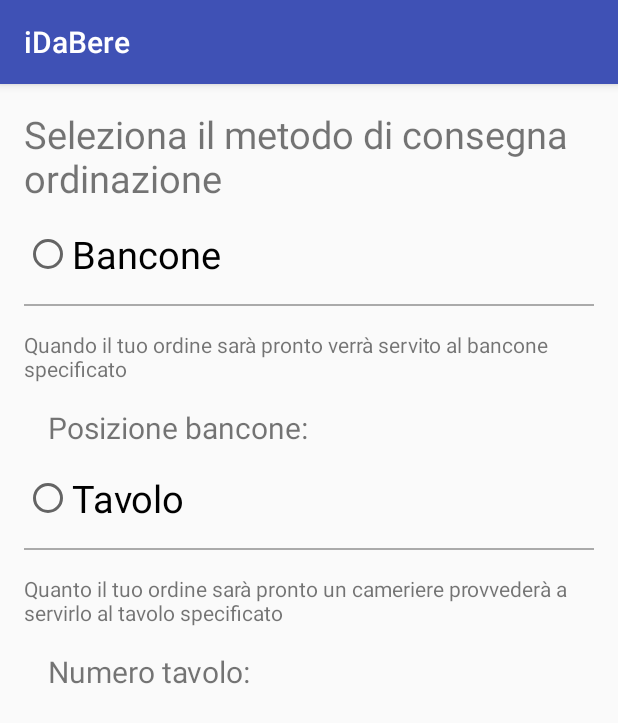
After one commit to Ale-Amici/Android2k17, an Android app: the DeliveryPlaceActivity screen opened directly, with no data from a screen before it, on a phone screen of 412 x 824 dp. The commit adds this screen. Shown: the top 723 px of the screen. Run offline under Robolectric (Android 15) with nearby library versions, the phone set to English and light mode, and no system bars.

Commit message:
finish view implementation

```diff
--- a/iDaBere/app/src/main/AndroidManifest.xml
+++ b/iDaBere/app/src/main/AndroidManifest.xml
@@ -30,7 +30,7 @@
             <meta-data android:name="android.support.PARENT_ACTIVITY" />
             <!-- TODO aggiungere quando integrato la parent activity android:value="com.example.myfirstapp.MainActivity" -->
         </activity>
-        <activity android:name=".MenuActivity"></activity>
+        <activity android:name=".MenuActivity" />
         <activity
             android:name=".QrCodeScannerActivity"
             android:label="@string/title_qr_code_scanner_login">
@@ -40,7 +40,13 @@
             <meta-data android:name="android.support.PARENT_ACTIVITY" />
             <!-- TODO Aggiungere android:value="com.example.myfirstapp.MainActivity" -->
         </activity>
-        <activity android:name=".GpsLoadingActivity"></activity>
+        <activity android:name=".GpsLoadingActivity" />
+        <activity android:name=".DeliveryPlaceActivity">
+            <intent-filter>
+                <action android:name="android.intent.action.MAIN"></action>
+                <action android:name="android.intent.action.LAUNCHER"></action>
+            </intent-filter>
+        </activity>
     </application>
 
 </manifest>
--- /dev/null
+++ b/iDaBere/app/src/main/java/it/unitn/disi/lpsmt/idabere/DeliveryPlaceActivity.java
@@ -0,0 +1,13 @@
+package it.unitn.disi.lpsmt.idabere;
+
+import android.support.v7.app.AppCompatActivity;
+import android.os.Bundle;
+
+public class DeliveryPlaceActivity extends AppCompatActivity {
+
+    @Override
+    protected void onCreate(Bundle savedInstanceState) {
+        super.onCreate(savedInstanceState);
+        setContentView(R.layout.activity_delivery_place);
+    }
+}
--- /dev/null
+++ b/iDaBere/app/src/main/res/layout/activity_delivery_place.xml
@@ -0,0 +1,93 @@
+<?xml version="1.0" encoding="utf-8"?>
+<LinearLayout xmlns:android="http://schemas.android.com/apk/res/android"
+    xmlns:tools="http://schemas.android.com/tools"
+    android:layout_width="match_parent"
+    android:layout_height="match_parent"
+    android:gravity="center_horizontal"
+    android:orientation="vertical"
+    android:paddingBottom="@dimen/activity_vertical_margin"
+    android:paddingLeft="@dimen/activity_horizontal_margin"
+    android:paddingRight="@dimen/activity_horizontal_margin"
+    android:paddingTop="@dimen/activity_vertical_margin"
+    tools:context="it.unitn.disi.lpsmt.idabere.LoginActivity">
+
+    <TextView
+        android:layout_width="wrap_content"
+        android:layout_height="wrap_content"
+        android:text="@string/delivery_place_info"
+        android:textSize="@dimen/title_text_size"
+        android:layout_marginBottom="@dimen/activity_horizontal_margin"/>
+
+
+    <LinearLayout
+        android:layout_width="match_parent"
+        android:layout_height="match_parent">
+
+        <RadioGroup
+            android:layout_width="match_parent"
+            android:layout_height="wrap_content">
+
+            <RadioButton
+                android:layout_width="wrap_content"
+                android:layout_height="match_parent"
+                android:text="@string/counter_radio_button_label"
+                android:textSize="@dimen/title_text_size"/>
+
+            <View
+                android:layout_width="match_parent"
+                android:layout_height="1dp"
+                android:background="@android:color/darker_gray"
+                android:layout_marginTop="@dimen/activity_vertical_margin"
+                android:layout_marginBottom="@dimen/activity_vertical_margin"/>
+
+            <TextView
+                android:layout_width="match_parent"
+                android:layout_height="wrap_content"
+                android:text="@string/counter_place_info"
+                android:layout_marginBottom="@dimen/activity_vertical_margin" />
+
+            <TextView
+                android:layout_width="match_parent"
+                android:layout_height="wrap_content"
+                android:paddingLeft="@dimen/activity_horizontal_margin"
+                android:text="@string/counter_choice_label"
+                android:textSize="@dimen/paragraph_text_size"
+                android:layout_marginBottom="@dimen/activity_vertical_margin"/>
+
+
+            <RadioButton
+                android:layout_width="wrap_content"
+                android:layout_height="match_parent"
+                android:text="@string/table_radio_button_label"
+                android:textSize="@dimen/title_text_size" />
+
+            <View
+                android:layout_width="match_parent"
+                android:layout_height="1dp"
+                android:background="@android:color/darker_gray"
+                android:layout_marginTop="@dimen/activity_vertical_margin"
+                android:layout_marginBottom="@dimen/activity_vertical_margin"/>
+
+
+            <TextView
+                android:layout_width="match_parent"
+                android:layout_height="wrap_content"
+                android:text="@string/table_place_info"
+                android:layout_marginBottom="@dimen/activity_vertical_margin" />
+
+            <TextView
+                android:layout_width="match_parent"
+                android:layout_height="wrap_content"
+                android:paddingLeft="@dimen/activity_horizontal_margin"
+                android:text="@string/table_choice_label"
+                android:textSize="@dimen/paragraph_text_size"
+                android:layout_marginBottom="@dimen/activity_vertical_margin"/>
+
+        </RadioGroup>
+
+    </LinearLayout>
+
+
+
+
+</LinearLayout>
--- a/iDaBere/app/src/main/res/values/strings.xml
+++ b/iDaBere/app/src/main/res/values/strings.xml
@@ -1,5 +1,19 @@
 <resources>
     <string name="app_name">iDaBere</string>
+
+    <!-- Strings samples -->
+    <string name="menu_list_item_name">Item name</string>
+    <string name="menu_list_item_price">3.50</string>
+    <string name="menu_list_item_currency">$</string>
+    <string-array name="counter_position_list">
+        <item>Primo piano</item>
+        <item>Secondo piano</item>
+    </string-array>
+    <string-array name="table_number_list">
+        <item>1</item>
+        <item>2</item>
+        <item>3</item>
+    </string-array>
 
     <!-- Strings related to login -->
     <string name="title_activity_login">Autenticazione</string>
@@ -36,12 +50,6 @@
 
     <string name="category_name">Categoria</string>
 
-
-    <!-- Strings samples -->
-    <string name="menu_list_item_name">Item name</string>
-    <string name="menu_list_item_price">3.50</string>
-    <string name="menu_list_item_currency">$</string>
-
     <!-- Strings related to QR Code scanner -->
     <string name="title_qr_code_scanner_login">Autenticazione</string>
     <string name="scan">Avvia Scansione</string>
@@ -49,4 +57,18 @@
     <string name="gps_loading_menu_label">Caricamento</string>
 
 
+    <!-- Strings related to Delivery Place -->
+    <string name="delivery_place_info">Seleziona il metodo di consegna ordinazione</string>
+    <string name="counter_radio_button_label">Bancone</string>
+    <string name="counter_place_info">Quando il tuo ordine sarà pronto verrà servito al bancone specificato</string>
+    <string name="counter_choice_label">Posizione bancone:</string>
+
+    <string name="table_place_info">Quanto il tuo ordine sarà pronto un cameriere provvederà a servirlo al tavolo specificato</string>
+    <string name="table_choice_label">Numero tavolo:</string>
+    <string name="table_radio_button_label">Tavolo</string>
+
+
+
+
+
 </resources>
```
